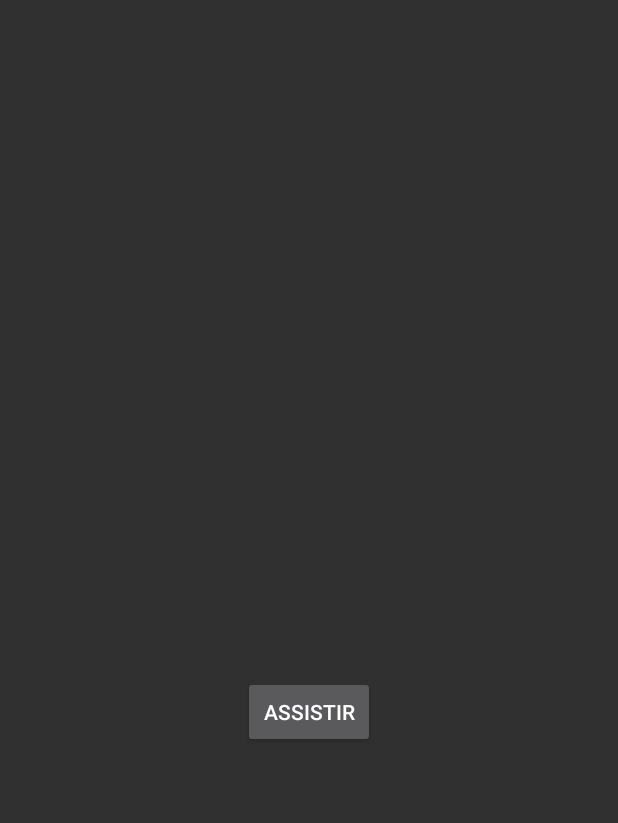
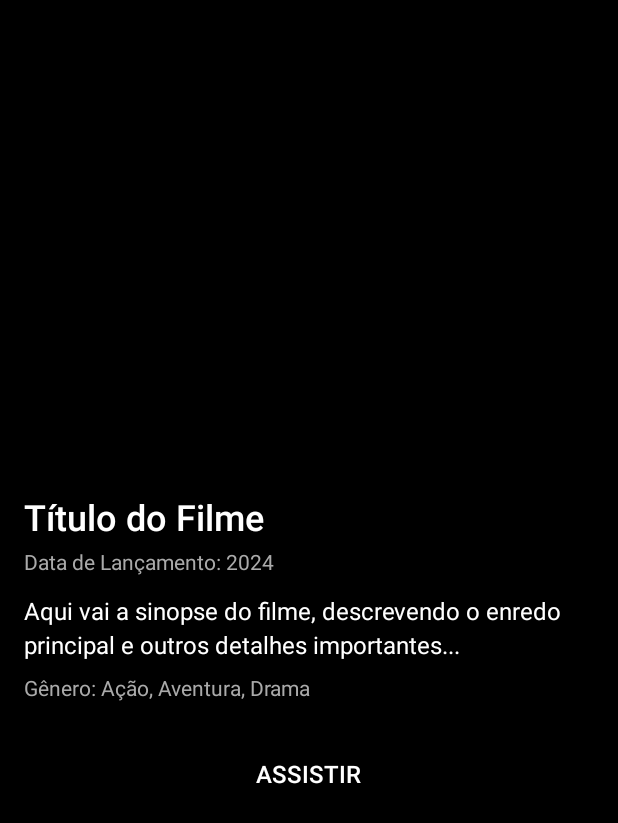
Before and after one commit to ivanderson2066/app-de-filmes, an Android app: the MovieDetailsActivity screen opened directly, with no data from a screen before it, on a phone screen of 412 x 824 dp. Shown: the top 823 px of the screen. Run offline under Robolectric (Android 15) with nearby library versions, the light colour scheme and no system bars; our stand-ins replace Picasso.

Commit message:
subind nova interface

```diff
--- a/app/src/main/java/com/example/filmeapp/ Movie.kt
+++ b/app/src/main/java/com/example/filmeapp/ Movie.kt
@@ -8,7 +8,7 @@ data class Movie(
     val description: String = "",
     val release_date: String = "",
     val poster_path: String = "",
-    val genres: List<String> = listOf(),
+    val genres: List<String> = listOf(), // Gêneros como uma lista de Strings
     val videoUrl: String = ""
 ) : Parcelable {
     constructor(parcel: Parcel) : this(
--- /dev/null
+++ b/app/src/main/res/drawable/poster_placeholder.xml
@@ -0,0 +1,4 @@
+<?xml version="1.0" encoding="utf-8"?>
+<selector xmlns:android="http://schemas.android.com/apk/res/android">
+
+</selector>
--- a/app/src/main/res/layout/activity_movie_details.xml
+++ b/app/src/main/res/layout/activity_movie_details.xml
@@ -3,45 +3,74 @@
     android:layout_width="match_parent"
     android:layout_height="match_parent"
     android:orientation="vertical"
-    android:padding="16dp">
+    android:padding="16dp"
+    android:background="@android:color/black">
 
+    <!-- Poster do filme -->
     <ImageView
         android:id="@+id/moviePoster"
         android:layout_width="match_parent"
         android:layout_height="300dp"
-        android:scaleType="centerCrop" />
+        android:scaleType="centerCrop"
+        android:src="@drawable/poster_placeholder" />
 
+    <!-- Título do filme -->
     <TextView
         android:id="@+id/movieTitle"
         android:layout_width="wrap_content"
         android:layout_height="wrap_content"
         android:textSize="24sp"
-        android:layout_marginTop="8dp"/>
+        android:textColor="@android:color/white"
+        android:fontFamily="sans-serif-medium"
+        android:layout_marginTop="12dp"
+        android:text="Título do Filme" />
 
+    <!-- Data de lançamento -->
     <TextView
         android:id="@+id/releaseDate"
         android:layout_width="wrap_content"
         android:layout_height="wrap_content"
         android:textSize="14sp"
-        android:layout_marginTop="4dp"/>
+        android:textColor="@android:color/darker_gray"
+        android:layout_marginTop="4dp"
+        android:text="Data de Lançamento: 2024" />
 
+    <!-- Descrição do filme -->
     <TextView
         android:id="@+id/movieDescription"
-        android:layout_width="wrap_content"
+        android:layout_width="match_parent"
         android:layout_height="wrap_content"
-        android:layout_marginTop="8dp"/>
+        android:textColor="@android:color/white"
+        android:textSize="16sp"
+        android:layout_marginTop="12dp"
+        android:fontFamily="sans-serif"
+        android:lineSpacingExtra="4dp"
+        android:text="Aqui vai a sinopse do filme, descrevendo o enredo principal e outros detalhes importantes..." />
 
+    <!-- Gêneros do filme -->
     <TextView
         android:id="@+id/movieGenres"
         android:layout_width="wrap_content"
         android:layout_height="wrap_content"
-        android:layout_marginTop="8dp"/>
+        android:textSize="14sp"
+        android:textColor="@android:color/darker_gray"
+        android:layout_marginTop="8dp"
+        android:text="Gênero: Ação, Aventura, Drama" />
 
+    <!-- Botão Assistir estilizado -->
     <Button
         android:id="@+id/watchButton"
         android:layout_width="wrap_content"
         android:layout_height="wrap_content"
         android:text="Assistir"
+        android:textColor="@android:color/white"
+        android:backgroundTint="@color/black"
         android:layout_gravity="center_horizontal"
-        android:layout_marginTop="16dp"/>
+        android:layout_marginTop="24dp"
+        android:paddingStart="24dp"
+        android:paddingEnd="24dp"
+        android:paddingTop="12dp"
+        android:paddingBottom="12dp"
+        android:textSize="16sp"
+        android:fontFamily="sans-serif-medium"/>
 </LinearLayout>
--- a/app/src/main/res/layout/activity_player.xml
+++ b/app/src/main/res/layout/activity_player.xml
@@ -5,6 +5,12 @@
     android:layout_height="match_parent"
     tools:context=".PlayerActivity">
 
+    <ProgressBar
+        android:id="@+id/progressBar"
+        android:layout_width="wrap_content"
+        android:layout_height="wrap_content"
+        android:layout_centerInParent="true"
+        android:visibility="gone" />
     <androidx.media3.ui.PlayerView
         android:id="@+id/player_view"
         android:layout_width="match_parent"
```
Also changed, not shown: app/src/main/java/com/example/filmeapp/MovieAdapter.kt (+10 -4 lines), app/src/main/java/com/example/filmeapp/PlayerActivity.kt (+111 -43 lines).
